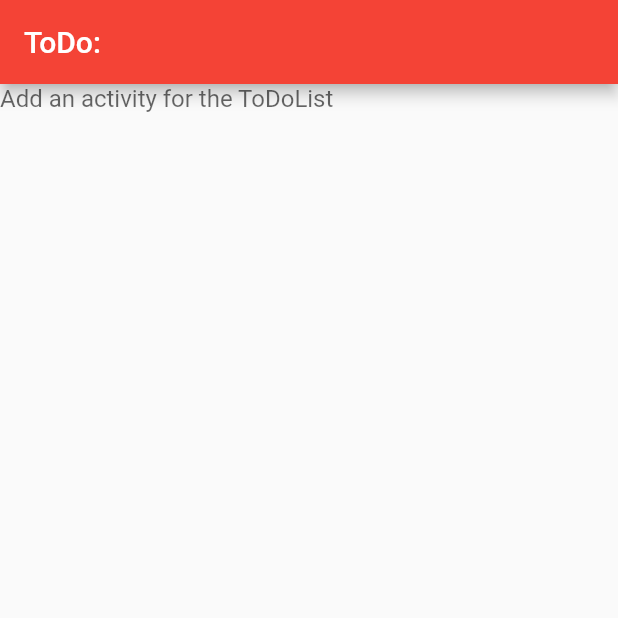
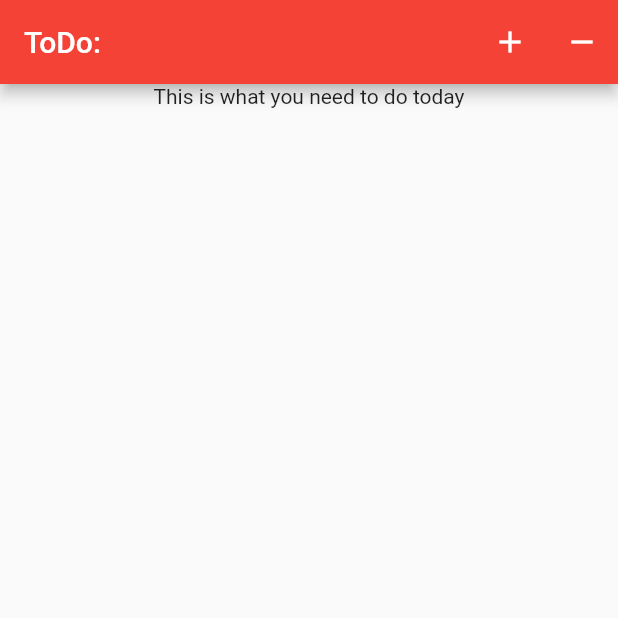
Before and after one commit to rihon/MobiiliRakendus2oige, a Flutter app: the screen it shows after launch, on a phone screen of 412 x 824 dp, the top half of it. Run offline on Flutter 3.47's test engine with Material 2 defaults, Android fonts, the phone set to English and light mode, and no system bars.

Commit message:
Finalized the app

```diff
--- a/flutter_app/lib/main.dart
+++ b/flutter_app/lib/main.dart
@@ -9,37 +9,95 @@ class ToDoApp extends StatefulWidget {
 
 class ToDoAppState extends State<ToDoApp>{
   TextEditingController eCtrl = new TextEditingController();
-  String value="";
-  @override
+  bool showDialog = false;
+  List<String>textList = [];
+  List<bool>textCheckBox = [];
+
   Widget build(BuildContext context){
     return new MaterialApp(
       theme: ThemeData(
         primarySwatch: Colors.red,
       ),
       home:new Scaffold(
-      appBar: new AppBar( title: new Text("ToDo: ")),
-      body: new Column
-        (
-          children: <Widget>[
-            new TextField
-              (
-              controller: eCtrl,
-              decoration: new InputDecoration.collapsed(hintText: "Add an activity for the ToDoList"),
-              onChanged: (String text){
+      appBar: new AppBar(
+        title: new Text("ToDo: "),
+        actions: <Widget>[
+          new IconButton(
+            icon: new Icon(Icons.add),
+            onPressed: (){
               setState((){
-                  //value = text;
+                showDialog = true;
               });
             },
+          ),
+          new IconButton(
+            icon: new Icon(Icons.remove),
+            onPressed: (){
+              int counter = 0;
+              while(counter <textList.length){
+                if(textCheckBox[counter]==true){
+                  textCheckBox.removeAt(counter);
+                  textList.removeAt(counter);
+                  counter=0;
+                }else{
+                  counter++;
+                }
+              }
+              setState((){
+              });
+            },
+          )
+        ],
+      ),
+      body: new Column(
+        children: <Widget>[
+          new Text("This is what you need to do today"),
+          showDialog == true?
+              new AlertDialog(
+                title: new Text("Add new ToDo item"),
+                content: new TextField(
+                  controller: eCtrl,
+                  decoration: new InputDecoration.collapsed(hintText: "Type here"),
+                  maxLines: 3,
                   onSubmitted: (String text){
+
+                  },
+                ),
+                actions: <Widget>[
+                  new FlatButton (
+                    onPressed: (){
                       setState((){
-                  value = eCtrl.text;
+                        showDialog = false;
+                        textList.add(eCtrl.text);
+                        textCheckBox.add(false);
+                        eCtrl.clear();
                       });
-                eCtrl.clear();
                     },
+                      child: new Text("Ok"),
+                  )
+                ],
+              ) : new Text(""),
+          new Flexible(
+            child: new ListView.builder(
+              itemCount: textList.length,
+              itemBuilder: (BuildContext context, int index){
+                return new Row(
+                  children: <Widget>[
+                    new Checkbox(
+                      value: textCheckBox[index],
+                      onChanged:(bool newValue){
+                        textCheckBox[index] = newValue;
+                        setState((){});
 
+                      }
                     ),
-            new Text("\n\n $value")
+                    new Text(textList[index])
 
+                  ]
+                );
+              },
+            )
+          )
         ]
       )
       )
```
Lines whose indentation alone changed are shown as unchanged.
